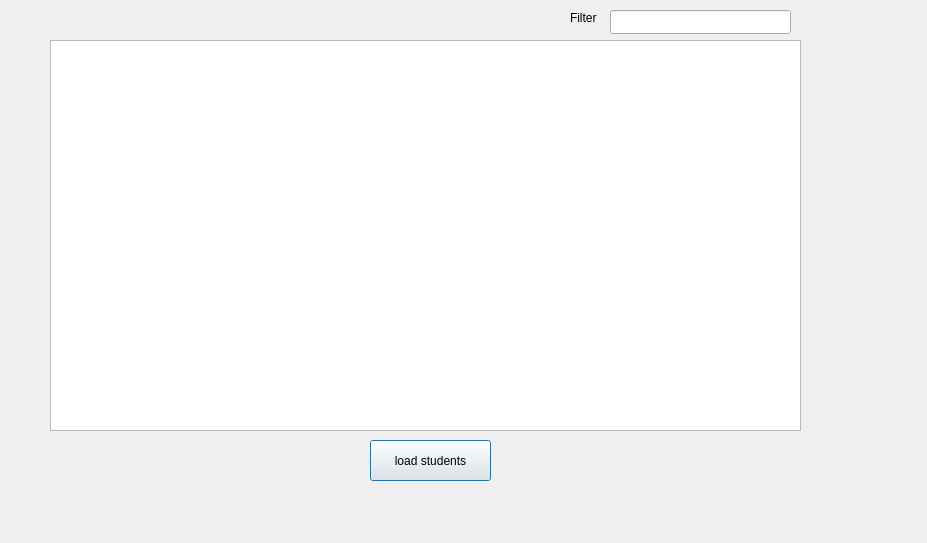
Before: the Qt Designer form bms/view_student.ui in MythicSTR/bms-project, drawn with Qt 5.
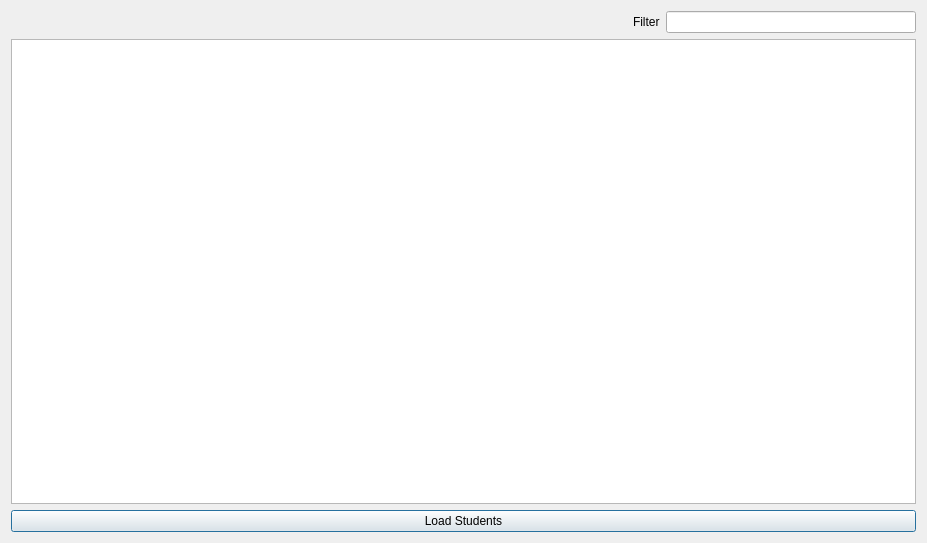
After: the same form once the commit is applied.

```diff
--- a/bms/view_student.ui
+++ b/bms/view_student.ui
@@ -13,52 +13,69 @@
   <property name="windowTitle">
    <string>Student List</string>
   </property>
-  <widget class="QPushButton" name="vs_load">
-   <property name="geometry">
-    <rect>
-     <x>370</x>
-     <y>440</y>
-     <width>121</width>
-     <height>41</height>
-    </rect>
-   </property>
-   <property name="text">
-    <string>load students</string>
-   </property>
-  </widget>
-  <widget class="QTableView" name="vs_table">
-   <property name="geometry">
-    <rect>
-     <x>50</x>
-     <y>40</y>
-     <width>751</width>
-     <height>391</height>
-    </rect>
-   </property>
-  </widget>
-  <widget class="QLineEdit" name="filter">
-   <property name="geometry">
-    <rect>
-     <x>610</x>
-     <y>10</y>
-     <width>181</width>
-     <height>24</height>
-    </rect>
-   </property>
-  </widget>
-  <widget class="QLabel" name="label">
-   <property name="geometry">
-    <rect>
-     <x>570</x>
-     <y>10</y>
-     <width>31</width>
-     <height>16</height>
-    </rect>
-   </property>
-   <property name="text">
-    <string>Filter</string>
-   </property>
-  </widget>
+  <layout class="QGridLayout" name="gridLayout">
+   <item row="0" column="0">
+    <layout class="QVBoxLayout" name="verticalLayout">
+     <item>
+      <layout class="QHBoxLayout" name="horizontalLayout_2">
+       <item>
+        <spacer name="horizontalSpacer">
+         <property name="orientation">
+          <enum>Qt::Horizontal</enum>
+         </property>
+         <property name="sizeType">
+          <enum>QSizePolicy::MinimumExpanding</enum>
+         </property>
+         <property name="sizeHint" stdset="0">
+          <size>
+           <width>60</width>
+           <height>20</height>
+          </size>
+         </property>
+        </spacer>
+       </item>
+       <item>
+        <layout class="QHBoxLayout" name="horizontalLayout">
+         <item>
+          <widget class="QLabel" name="label">
+           <property name="text">
+            <string>Filter</string>
+           </property>
+          </widget>
+         </item>
+         <item>
+          <widget class="QLineEdit" name="filter">
+           <property name="sizePolicy">
+            <sizepolicy hsizetype="Maximum" vsizetype="Fixed">
+             <horstretch>0</horstretch>
+             <verstretch>0</verstretch>
+            </sizepolicy>
+           </property>
+           <property name="minimumSize">
+            <size>
+             <width>250</width>
+             <height>0</height>
+            </size>
+           </property>
+          </widget>
+         </item>
+        </layout>
+       </item>
+      </layout>
+     </item>
+     <item>
+      <widget class="QTableView" name="vs_table"/>
+     </item>
+     <item>
+      <widget class="QPushButton" name="vs_load">
+       <property name="text">
+        <string>Load Students</string>
+       </property>
+      </widget>
+     </item>
+    </layout>
+   </item>
+  </layout>
  </widget>
  <resources>
   <include location="resource.qrc"/>
```
Left out of the diff: 4 changed lines with no effect on the pictures.
